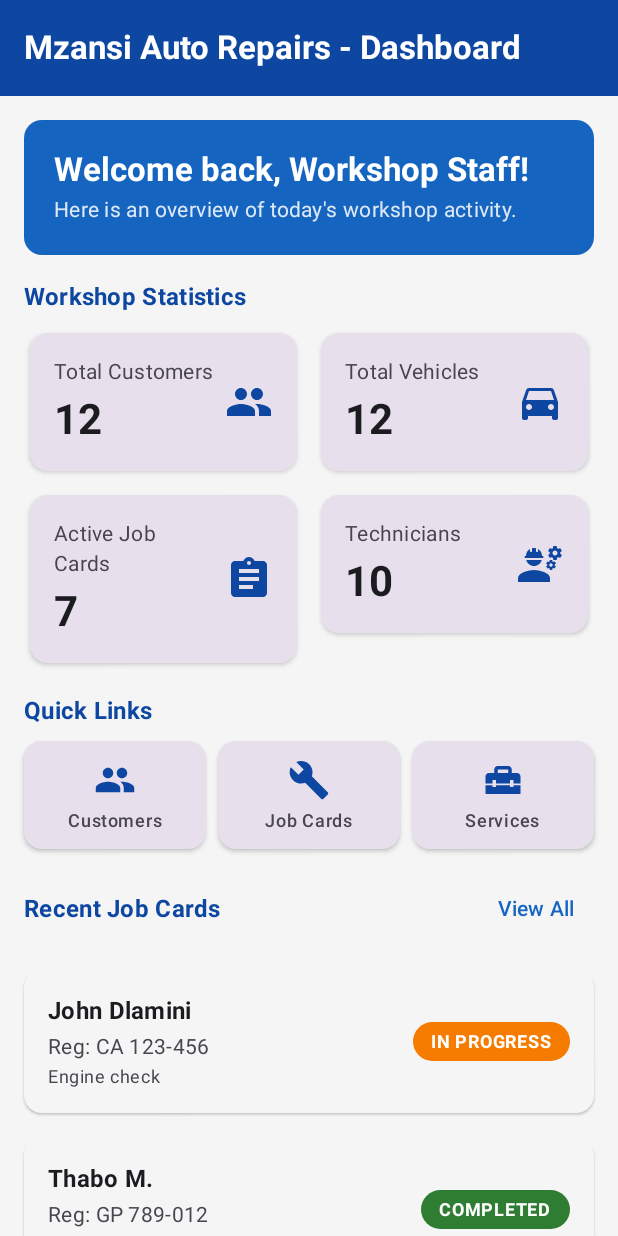
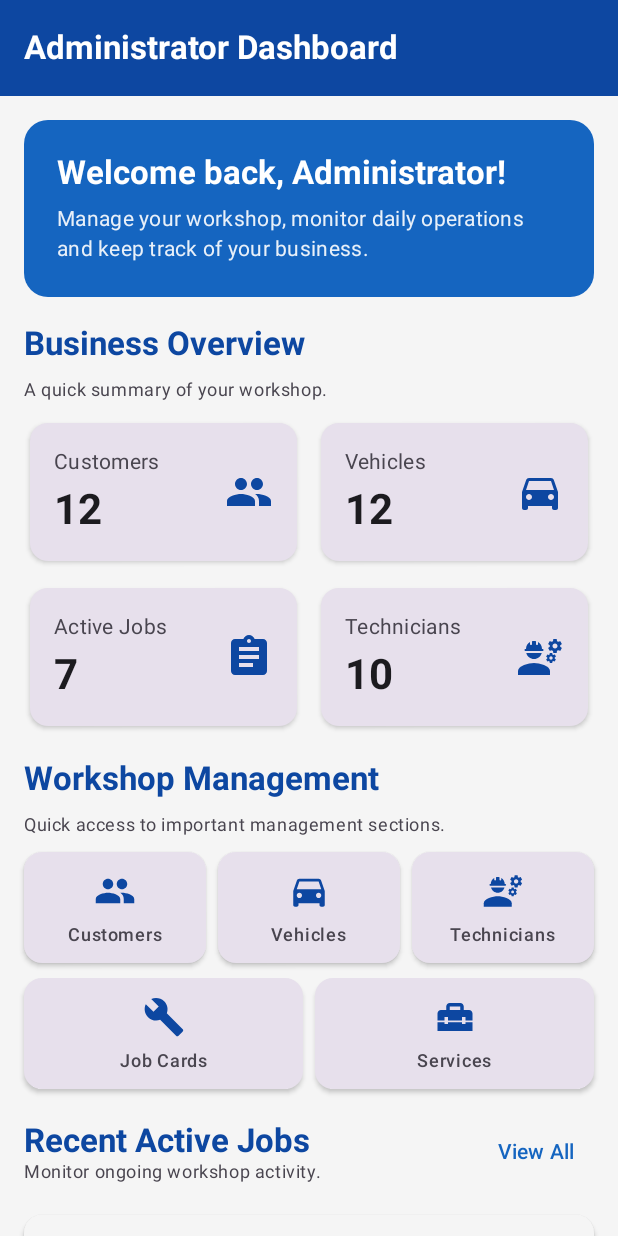
Before and after one commit to NtokozoNolu24/WIL_SEMESTER_2, an Android app built with Jetpack Compose: the DashboardScreen screen opened through its navigation route, on a phone screen of 412 x 824 dp. Run offline under Robolectric (Android 15) with nearby library versions, the phone set to English and light mode, and no system bars; our stand-ins replace Firebase (no records; nobody signed in at launch, a user with empty details on screens opened directly), Room's generated code.

Commit message:
displays technicians already stored in Room, including their specialties, contact numbers and job statistics.This displays vehicles saved in your existing Room database and identifies their owners using ownerId.

```diff
--- a/app/src/main/java/com/mzansiautorepairs/MainActivity.kt
+++ b/app/src/main/java/com/mzansiautorepairs/MainActivity.kt
@@ -1,3 +1,4 @@
+
 package com.mzansiautorepairs
 
 import android.os.Bundle
@@ -16,8 +17,11 @@ class MainActivity : ComponentActivity() {
     override fun onCreate(savedInstanceState: Bundle?) {
         super.onCreate(savedInstanceState)
         enableEdgeToEdge()
-        // Open the Room database, seed it on first run and load the lists the screens use.
-        lifecycleScope.launch { MockData.init(applicationContext) }
+
+        lifecycleScope.launch {
+            MockData.init(applicationContext)
+        }
+
         setContent {
             MzansiTheme {
                 Surface(
--- a/app/src/main/java/com/mzansiautorepairs/Navigation.kt
+++ b/app/src/main/java/com/mzansiautorepairs/Navigation.kt
@@ -17,8 +17,12 @@ import com.mzansiautorepairs.screens.LoginScreen
 import com.mzansiautorepairs.screens.RegisterScreen
 import com.mzansiautorepairs.screens.ServiceScreen
 import com.mzansiautorepairs.screens.SettingsScreen
+import com.mzansiautorepairs.screens.TechnicianScreen
+import com.mzansiautorepairs.screens.VehicleScreen
 
 object Routes {
+    const val TECHNICIANS = "technicians"
+    const val VEHICLES = "vehicles"
     const val LOGIN = "login"
     const val REGISTER = "register"
 
@@ -77,5 +81,14 @@ fun AppNavHost(
             SettingsScreen(navController = navController)
         }
 
+        composable(Routes.TECHNICIANS) {
+            TechnicianScreen(navController = navController)
+        }
+
+        composable(Routes.VEHICLES) {
+            VehicleScreen(navController = navController)
+        }
+
+
     }
 }
--- a/app/src/main/java/com/mzansiautorepairs/screens/DashboardScreen.kt
+++ b/app/src/main/java/com/mzansiautorepairs/screens/DashboardScreen.kt
@@ -1,3 +1,4 @@
+
 package com.mzansiautorepairs.screens
 
 import androidx.compose.foundation.clickable
@@ -19,10 +20,10 @@ import androidx.compose.ui.Modifier
 import androidx.compose.ui.graphics.Color
 import androidx.compose.ui.graphics.vector.ImageVector
 import androidx.compose.ui.text.font.FontWeight
-import androidx.compose.ui.tooling.preview.Preview
 import androidx.compose.ui.unit.dp
 import androidx.compose.ui.unit.sp
 import androidx.navigation.NavController
+import androidx.compose.ui.tooling.preview.Preview
 import com.mzansiautorepairs.JobCard
 import com.mzansiautorepairs.JobStatus
 import com.mzansiautorepairs.MockData
@@ -34,89 +35,85 @@ import com.mzansiautorepairs.ui.theme.MzansiAutoRepairsTheme
 import com.mzansiautorepairs.ui.theme.Primary
 import com.mzansiautorepairs.ui.theme.PrimaryDark
 
-/**
- * DashboardScreen displays an overview of workshop operations.
- *
- * Requirements fulfilled:
- * - MzansiTopBar titled "Mzansi Auto Repairs - Dashboard"
- * - Welcome banner "Welcome back, Workshop Staff!"
- * - 4 Stat cards (Total Customers, Total Vehicles, Active Job Cards, Technicians) calculated from MockData
- * - Quick Links (Customers, Job Cards, Services)
- * - "Recent Job Cards" section displaying recent job details with StatusChip and navigation
- *
- * @param onNavigate Navigation callback taking target route string.
- */
 @Composable
 fun DashboardScreen(
     onNavigate: (String) -> Unit = {}
 ) {
-    // 1. Calculations from MockData:
-    // Total Customers count
     val totalCustomers = MockData.customers.size
+    val totalVehicles = MockData.vehicles.size
+    val totalTechnicians = MockData.technicians.size
 
-    // Total Vehicles count
-    val totalVehicles = MockData.vehicles.size
-
-    // Active Job Cards count: status is neither COMPLETED nor CANCELLED
     val activeJobCards = MockData.jobCards.count {
-        it.status != JobStatus.COMPLETED && it.status != JobStatus.CANCELLED
+        it.status != JobStatus.COMPLETED &&
+                it.status != JobStatus.CANCELLED
     }
 
-    // Technicians count
-    val totalTechnicians = MockData.technicians.size
-
-    // 2. Fetch list of recent job cards from MockData
     val recentJobCards = MockData.jobCards
+        .filter {
+            it.status != JobStatus.COMPLETED &&
+                    it.status != JobStatus.CANCELLED
+        }
+        .take(5)
 
     Scaffold(
         topBar = {
-            MzansiTopBar(title = "Mzansi Auto Repairs - Dashboard")
+            MzansiTopBar(title = "Administrator Dashboard")
         },
         modifier = Modifier.fillMaxSize()
     ) { innerPadding ->
+
         LazyColumn(
             modifier = Modifier
                 .fillMaxSize()
                 .padding(innerPadding),
             contentPadding = PaddingValues(16.dp),
-            verticalArrangement = Arrangement.spacedBy(16.dp)
+            verticalArrangement = Arrangement.spacedBy(18.dp)
         ) {
-            // Section 1: Welcome Banner
+
             item {
                 Card(
                     modifier = Modifier.fillMaxWidth(),
-                    colors = CardDefaults.cardColors(containerColor = Primary),
-                    shape = RoundedCornerShape(12.dp)
+                    colors = CardDefaults.cardColors(
+                        containerColor = Primary
+                    ),
+                    shape = RoundedCornerShape(16.dp)
                 ) {
                     Column(
-                        modifier = Modifier
-                            .fillMaxWidth()
-                            .padding(20.dp)
+                        modifier = Modifier.padding(22.dp)
                     ) {
                         Text(
-                            text = "Welcome back, Workshop Staff!",
+                            "Welcome back, Administrator!",
                             style = MaterialTheme.typography.titleLarge,
                             fontWeight = FontWeight.Bold,
                             color = Color.White
                         )
-                        Spacer(modifier = Modifier.height(4.dp))
+
+                        Spacer(Modifier.height(8.dp))
+
                         Text(
-                            text = "Here is an overview of today's workshop activity.",
+                            "Manage your workshop, monitor daily operations and keep track of your business.",
                             style = MaterialTheme.typography.bodyMedium,
-                            color = Color.White.copy(alpha = 0.85f)
+                            color = Color.White.copy(alpha = 0.9f)
                         )
                     }
                 }
             }
 
-            // Section 2: 4 Stat Cards calculated from MockData
             item {
-                Column(verticalArrangement = Arrangement.spacedBy(8.dp)) {
+                Column(
+                    verticalArrangement = Arrangement.spacedBy(10.dp)
+                ) {
                     Text(
-                        text = "Workshop Statistics",
-                        style = MaterialTheme.typography.titleMedium,
+                        "Business Overview",
+                        style = MaterialTheme.typography.titleLarge,
                         fontWeight = FontWeight.Bold,
                         color = PrimaryDark
+                    )
+
+                    Text(
+                        "A quick summary of your workshop.",
+                        style = MaterialTheme.typography.bodySmall,
+                        color = MaterialTheme.colorScheme.onSurfaceVariant
                     )
 
                     Row(
@@ -124,17 +121,23 @@ fun DashboardScreen(
                         horizontalArrangement = Arrangement.spacedBy(8.dp)
                     ) {
                         StatCard(
-                            title = "Total Customers",
+                            title = "Customers",
                             value = totalCustomers,
                             icon = Icons.Default.People,
                             modifier = Modifier.weight(1f),
-                            onClick = { onNavigate(Routes.CUSTOMERS) }
+                            onClick = {
+                                onNavigate(Routes.CUSTOMERS)
+                            }
                         )
+
                         StatCard(
-                            title = "Total Vehicles",
+                            title = "Vehicles",
                             value = totalVehicles,
                             icon = Icons.Default.DirectionsCar,
-                            modifier = Modifier.weight(1f)
+                            modifier = Modifier.weight(1f),
+                            onClick = {
+                                onNavigate(Routes.VEHICLES)
+                            }
                         )
                     }
 
@@ -143,30 +146,43 @@ fun DashboardScreen(
                         horizontalArrangement = Arrangement.spacedBy(8.dp)
                     ) {
                         StatCard(
-                            title = "Active Job Cards",
+                            title = "Active Jobs",
                             value = activeJobCards,
                             icon = Icons.AutoMirrored.Filled.Assignment,
                             modifier = Modifier.weight(1f),
-                            onClick = { onNavigate(Routes.JOBCARDS) }
+                            onClick = {
+                                onNavigate(Routes.JOBCARDS)
+                            }
                         )
+
                         StatCard(
                             title = "Technicians",
                             value = totalTechnicians,
                             icon = Icons.Default.Engineering,
-                            modifier = Modifier.weight(1f)
+                            modifier = Modifier.weight(1f),
+                            onClick = {
+                                onNavigate(Routes.TECHNICIANS)
+                            }
                         )
                     }
                 }
             }
 
-            // Section 3: Quick Links row/grid for Customers, Job Cards, Services
             item {
-                Column(verticalArrangement = Arrangement.spacedBy(8.dp)) {
+                Column(
+                    verticalArrangement = Arrangement.spacedBy(10.dp)
+                ) {
                     Text(
-                        text = "Quick Links",
-                        style = MaterialTheme.typography.titleMedium,
+                        "Workshop Management",
+                        style = MaterialTheme.typography.titleLarge,
                         fontWeight = FontWeight.Bold,
                         color = PrimaryDark
+                    )
+
+                    Text(
+                        "Quick access to important management sections.",
+                        style = MaterialTheme.typography.bodySmall,
+                        color = MaterialTheme.colorScheme.onSurfaceVariant
                     )
 
                     Row(
@@ -177,57 +193,115 @@ fun DashboardScreen(
                             title = "Customers",
                             icon = Icons.Default.People,
                             modifier = Modifier.weight(1f),
-                            onClick = { onNavigate(Routes.CUSTOMERS) }
+                            onClick = {
+                                onNavigate(Routes.CUSTOMERS)
+                            }
                         )
+
+                        QuickLinkCard(
+                            title = "Vehicles",
+                            icon = Icons.Default.DirectionsCar,
+                            modifier = Modifier.weight(1f),
+                            onClick = {
+                                onNavigate(Routes.VEHICLES)
+                            }
+                        )
+
+                        QuickLinkCard(
+                            title = "Technicians",
+                            icon = Icons.Default.Engineering,
+                            modifier = Modifier.weight(1f),
+                            onClick = {
+                                onNavigate(Routes.TECHNICIANS)
+                            }
+                        )
+                    }
+
+                    Row(
+                        modifier = Modifier.fillMaxWidth(),
+                        horizontalArrangement = Arrangement.spacedBy(8.dp)
+                    ) {
                         QuickLinkCard(
                             title = "Job Cards",
                             icon = Icons.Default.Build,
                             modifier = Modifier.weight(1f),
-                            onClick = { onNavigate(Routes.JOBCARDS) }
+                            onClick = {
+                                onNavigate(Routes.JOBCARDS)
+                            }
                         )
+
                         QuickLinkCard(
                             title = "Services",
                             icon = Icons.Default.HomeRepairService,
                             modifier = Modifier.weight(1f),
-                            onClick = { onNavigate(Routes.SERVICES) }
+                            onClick = {
+                                onNavigate(Routes.SERVICES)
+                            }
                         )
                     }
                 }
             }
 
-            // Section 4: Recent Job Cards section header
             item {
                 Row(
                     modifier = Modifier.fillMaxWidth(),
                     horizontalArrangement = Arrangement.SpaceBetween,
                     verticalAlignment = Alignment.CenterVertically
                 ) {
+                    Column {
                         Text(
-                        text = "Recent Job Cards",
-                        style = MaterialTheme.typography.titleMedium,
+                            "Recent Active Jobs",
+                            style = MaterialTheme.typography.titleLarge,
                             fontWeight = FontWeight.Bold,
                             color = PrimaryDark
                         )
-                    TextButton(onClick = { onNavigate(Routes.JOBCARDS) }) {
+
+                        Text(
+                            "Monitor ongoing workshop activity.",
+                            style = MaterialTheme.typography.bodySmall,
+                            color = MaterialTheme.colorScheme.onSurfaceVariant
+                        )
+                    }
+
+                    TextButton(
+                        onClick = {
+                            onNavigate(Routes.JOBCARDS)
+                        }
+                    ) {
                         Text("View All", color = Primary)
                     }
                 }
             }
 
-            // Section 5: Recent Job Cards scrollable list showing customer name, vehicle reg, description, StatusChip
-            items(recentJobCards, key = { it.id }) { jobCard ->
+            if (recentJobCards.isEmpty()) {
+                item {
+                    Card(modifier = Modifier.fillMaxWidth()) {
+                        Text(
+                            "No active job cards available.",
+                            modifier = Modifier.padding(20.dp),
+                            color = MaterialTheme.colorScheme.onSurfaceVariant
+                        )
+                    }
+                }
+            } else {
+                items(
+                    recentJobCards,
+                    key = { it.id }
+                ) { jobCard ->
                     RecentJobCardItem(
                         jobCard = jobCard,
-                    onClick = { onNavigate(Routes.jobCardDetail(jobCard.id)) }
+                        onClick = {
+                            onNavigate(
+                                Routes.jobCardDetail(jobCard.id)
+                            )
+                        }
                     )
                 }
             }
         }
     }
+}
 
-/**
- * QuickLinkCard component for navigating directly to key feature screens.
- */
 @Composable
 fun QuickLinkCard(
     title: String,
@@ -238,8 +312,13 @@ fun QuickLinkCard(
     Card(
         onClick = onClick,
         modifier = modifier,
-        colors = CardDefaults.cardColors(containerColor = MaterialTheme.colorScheme.surfaceVariant),
-        elevation = CardDefaults.cardElevation(defaultElevation = 2.dp)
+        colors = CardDefaults.cardColors(
+            containerColor = MaterialTheme.colorScheme.surfaceVariant
+        ),
+        elevation = CardDefaults.cardElevation(
+            defaultElevation = 2.dp
+        ),
+        shape = RoundedCornerShape(12.dp)
     ) {
         Column(
             modifier = Modifier
@@ -254,9 +333,11 @@ fun QuickLinkCard(
                 tint = PrimaryDark,
                 modifier = Modifier.size(28.dp)
             )
-            Spacer(modifier = Modifier.height(6.dp))
+
+            Spacer(Modifier.height(8.dp))
+
             Text(
-                text = title,
+                title,
                 style = MaterialTheme.typography.labelMedium,
                 fontWeight = FontWeight.SemiBold,
                 fontSize = 12.sp
@@ -265,9 +346,6 @@ fun QuickLinkCard(
     }
 }
 
-/**
- * RecentJobCardItem component displaying individual job summary.
- */
 @Composable
 fun RecentJobCardItem(
     jobCard: JobCard,
@@ -277,8 +355,13 @@ fun RecentJobCardItem(
         modifier = Modifier
             .fillMaxWidth()
             .clickable(onClick = onClick),
-        colors = CardDefaults.cardColors(containerColor = MaterialTheme.colorScheme.surface),
-        elevation = CardDefaults.cardElevation(defaultElevation = 1.dp)
+        colors = CardDefaults.cardColors(
+            containerColor = MaterialTheme.colorScheme.surface
+        ),
+        elevation = CardDefaults.cardElevation(
+            defaultElevation = 2.dp
+        ),
+        shape = RoundedCornerShape(12.dp)
     ) {
         Row(
             modifier = Modifier
@@ -289,38 +372,40 @@ fun RecentJobCardItem(
         ) {
             Column(modifier = Modifier.weight(1f)) {
                 Text(
-                    text = jobCard.customerName,
+                    jobCard.customerName,
                     style = MaterialTheme.typography.titleMedium,
                     fontWeight = FontWeight.Bold
                 )
-                Spacer(modifier = Modifier.height(2.dp))
+
+                Spacer(Modifier.height(4.dp))
+
                 Text(
-                    text = "Reg: ${jobCard.vehicleReg}",
+                    "Registration: ${jobCard.vehicleReg}",
                     style = MaterialTheme.typography.bodyMedium,
                     color = MaterialTheme.colorScheme.onSurfaceVariant
                 )
-                Spacer(modifier = Modifier.height(2.dp))
+
+                Spacer(Modifier.height(4.dp))
+
                 Text(
-                    text = jobCard.description,
+                    jobCard.description,
                     style = MaterialTheme.typography.bodySmall,
                     color = MaterialTheme.colorScheme.onSurfaceVariant
                 )
             }
 
-            Spacer(modifier = Modifier.width(8.dp))
-
+            Spacer(Modifier.width(8.dp))
             StatusChip(status = jobCard.status)
         }
     }
 }
 
-/**
- * Overload accepting NavController directly.
- */
 @Composable
 fun DashboardScreen(navController: NavController) {
     DashboardScreen(
-        onNavigate = { route -> navController.navigate(route) }
+        onNavigate = { route ->
+            navController.navigate(route)
+        }
     )
 }
 
```
Also changed, not shown: app/src/main/java/com/mzansiautorepairs/screens/TechnicianScreen.kt (added, +94 -0 lines), app/src/main/java/com/mzansiautorepairs/screens/VehicleScreen.kt (added, +97 -0 lines). Lines whose indentation alone changed are shown as unchanged.
